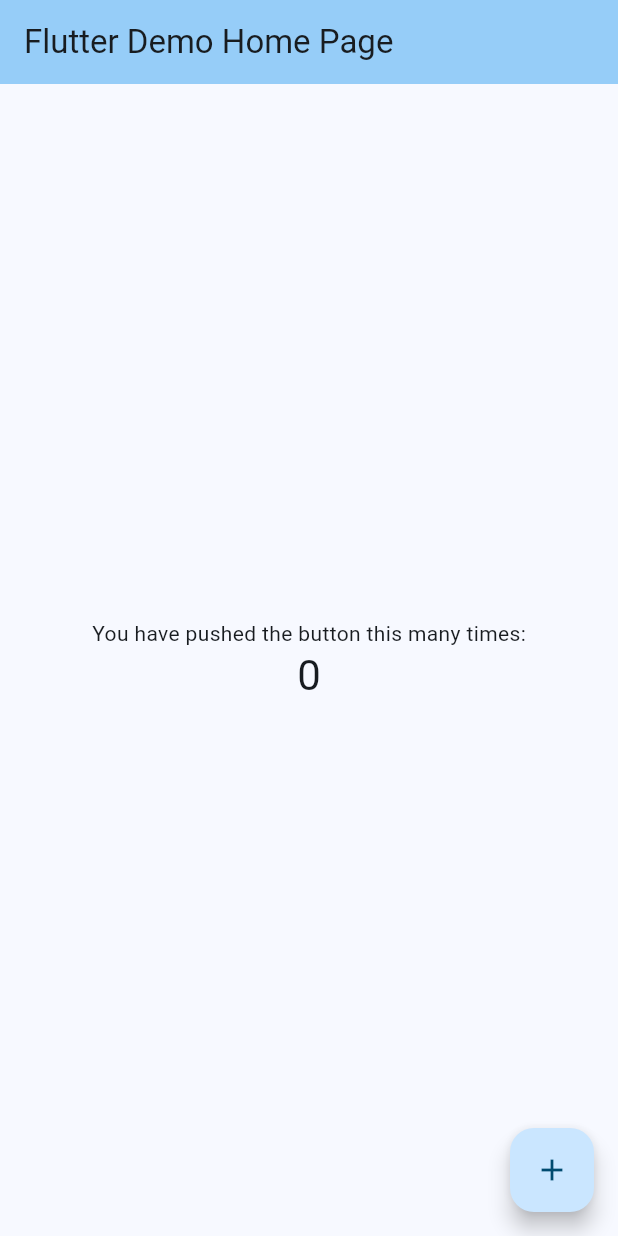
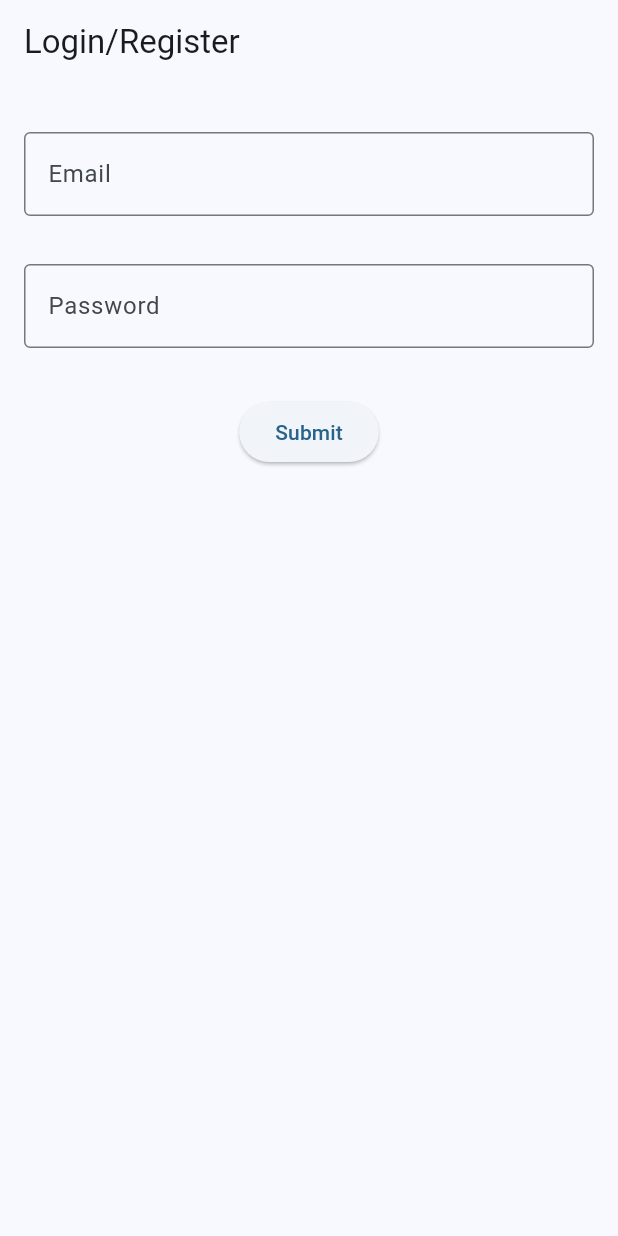
Before and after one commit to Pwiley24/Application_Test, a Flutter app: the screen it shows after launch, on a phone screen of 412 x 824 dp. Run offline on Flutter 3.47's test engine with Material 3 defaults, Android fonts, the phone set to English and light mode, and no system bars.

Commit message:
login skeleton

```diff
--- a/lib/main.dart
+++ b/lib/main.dart
@@ -11,115 +11,140 @@ class MyApp extends StatelessWidget {
   @override
   Widget build(BuildContext context) {
     return MaterialApp(
-      title: 'Flutter Demo',
+      title: 'Login/Register',
       theme: ThemeData(
-        // This is the theme of your application.
-        //
-        // TRY THIS: Try running your application with "flutter run". You'll see
-        // the application has a purple toolbar. Then, without quitting the app,
-        // try changing the seedColor in the colorScheme below to Colors.green
-        // and then invoke "hot reload" (save your changes or press the "hot
-        // reload" button in a Flutter-supported IDE, or press "r" if you used
-        // the command line to start the app).
-        //
-        // Notice that the counter didn't reset back to zero; the application
-        // state is not lost during the reload. To reset the state, use hot
-        // restart instead.
-        //
-        // This works for code too, not just values: Most code changes can be
-        // tested with just a hot reload.
         colorScheme: ColorScheme.fromSeed(seedColor: Colors.lightBlue),
         useMaterial3: true,
       ),
-      home: const MyHomePage(title: 'Flutter Demo Home Page'),
+      home: const Login(title: 'Login/Register'),
     );
   }
 }
 
-class MyHomePage extends StatefulWidget {
-  const MyHomePage({super.key, required this.title});
-
-  // This widget is the home page of your application. It is stateful, meaning
-  // that it has a State object (defined below) that contains fields that affect
-  // how it looks.
-
-  // This class is the configuration for the state. It holds the values (in this
-  // case the title) provided by the parent (in this case the App widget) and
-  // used by the build method of the State. Fields in a Widget subclass are
-  // always marked "final".
+//LOGIN SECTION
+class Login extends StatefulWidget {
+  const Login({super.key, required this.title});
 
   final String title;
 
   @override
-  State<MyHomePage> createState() => _MyHomePageState();
+  State<Login> createState() => _LoginState();
 }
 
-class _MyHomePageState extends State<MyHomePage> {
-  int _counter = 0;
-
-  void _incrementCounter() {
-    setState(() {
-      // This call to setState tells the Flutter framework that something has
-      // changed in this State, which causes it to rerun the build method below
-      // so that the display can reflect the updated values. If we changed
-      // _counter without calling setState(), then the build method would not be
-      // called again, and so nothing would appear to happen.
-      _counter++;
-    });
-  }
+class _LoginState extends State<Login> {
+  final _formKey = GlobalKey<FormState>();
+  TextEditingController emailController = TextEditingController();
+  TextEditingController passwordController = TextEditingController();
 
   @override
   Widget build(BuildContext context) {
-    // This method is rerun every time setState is called, for instance as done
-    // by the _incrementCounter method above.
-    //
-    // The Flutter framework has been optimized to make rerunning build methods
-    // fast, so that you can just rebuild anything that needs updating rather
-    // than having to individually change instances of widgets.
     return Scaffold(
       appBar: AppBar(
-        // TRY THIS: Try changing the color here to a specific color (to
-        // Colors.amber, perhaps?) and trigger a hot reload to see the AppBar
-        // change color while the other colors stay the same.
-        backgroundColor: Theme.of(context).colorScheme.inversePrimary,
-        // Here we take the value from the MyHomePage object that was created by
-        // the App.build method, and use it to set our appbar title.
         title: Text(widget.title),
       ),
-      body: Center(
-        // Center is a layout widget. It takes a single child and positions it
-        // in the middle of the parent.
-        child: Column(
-          // Column is also a layout widget. It takes a list of children and
-          // arranges them vertically. By default, it sizes itself to fit its
-          // children horizontally, and tries to be as tall as its parent.
-          //
-          // Column has various properties to control how it sizes itself and
-          // how it positions its children. Here we use mainAxisAlignment to
-          // center the children vertically; the main axis here is the vertical
-          // axis because Columns are vertical (the cross axis would be
-          // horizontal).
-          //
-          // TRY THIS: Invoke "debug painting" (choose the "Toggle Debug Paint"
-          // action in the IDE, or press "p" in the console), to see the
-          // wireframe for each widget.
-          mainAxisAlignment: MainAxisAlignment.center,
-          children: <Widget>[
-            const Text(
-              'You have pushed the button this many times:',
-            ),
-            Text(
-              '$_counter',
-              style: Theme.of(context).textTheme.headlineMedium,
-            ),
-          ],
+      body: Form(
+        key: _formKey,
+        child: Padding(
+          padding: const EdgeInsets.symmetric(horizontal: 8, vertical: 16),
+          child: Column(
+            crossAxisAlignment: CrossAxisAlignment.center,
+            children: [
+              Padding(
+                padding:
+                    const EdgeInsets.symmetric(horizontal: 8, vertical: 16),
+                child: TextFormField(
+                  controller: emailController,
+                  decoration: const InputDecoration(
+                      border: OutlineInputBorder(), labelText: "Email"),
+                  validator: (value) {
+                    if (value == null || value.isEmpty) {
+                      return 'Please enter your email';
+                    }
+                    return null;
+                  },
+                ),
+              ),
+              Padding(
+                padding:
+                    const EdgeInsets.symmetric(horizontal: 8, vertical: 16),
+                child: TextFormField(
+                  controller: passwordController,
+                  obscureText: true,
+                  decoration: const InputDecoration(
+                      border: OutlineInputBorder(), labelText: "Password"),
+                  validator: (value) {
+                    if (value == null || value.isEmpty) {
+                      return 'Please enter your password';
+                    }
+                    return null;
+                  },
+                ),
+              ),
+              Padding(
+                padding:
+                    const EdgeInsets.symmetric(horizontal: 8, vertical: 16.0),
+                child: Center(
+                  child: ElevatedButton(
+                    onPressed: () {
+                      if (_formKey.currentState!.validate()) {
+                        //CHANGE THIS IF TO CORRESPOND WITH DATA STRUCTURE OF REGISTERED EMAILS/PASSWORDS
+                        if (emailController.text == "email.com" &&
+                            passwordController.text == "password") {
+                          Navigator.push(
+                            context,
+                            MaterialPageRoute(
+                                builder: (context) => HomePage(
+                                      email: emailController.text,
+                                    )),
+                          );
+                        } else {
+                          ScaffoldMessenger.of(context).showSnackBar(
+                            const SnackBar(
+                                content: Text('Invalid Credentials')),
+                          );
+                        }
+                      } else {
+                        ScaffoldMessenger.of(context).showSnackBar(
+                          const SnackBar(content: Text('Please fill input')),
+                        );
+                      }
+                    },
+                    child: const Text('Submit'),
+                  ),
+                ),
+              ),
+            ],
+          ),
         ),
       ),
-      floatingActionButton: FloatingActionButton(
-        onPressed: _incrementCounter,
-        tooltip: 'Increment',
-        child: const Icon(Icons.add),
-      ), // This trailing comma makes auto-formatting nicer for build methods.
     );
   }
 }
+
+//HOMEPAGE SECTION
+class HomePage extends StatelessWidget {
+  const HomePage({super.key, required this.email});
+
+  final String email;
+
+  @override
+  Widget build(BuildContext context) {
+    return Scaffold(
+        appBar: AppBar(
+          title: const Text('Home Page'),
+        ),
+        body: Column(
+          children: [
+            Text(email),
+            Center(
+              child: ElevatedButton(
+                onPressed: () {
+                  Navigator.pop(context);
+                },
+                child: const Text("Logout"),
+              ),
+            ),
+          ],
+        ));
+  }
+}
```
